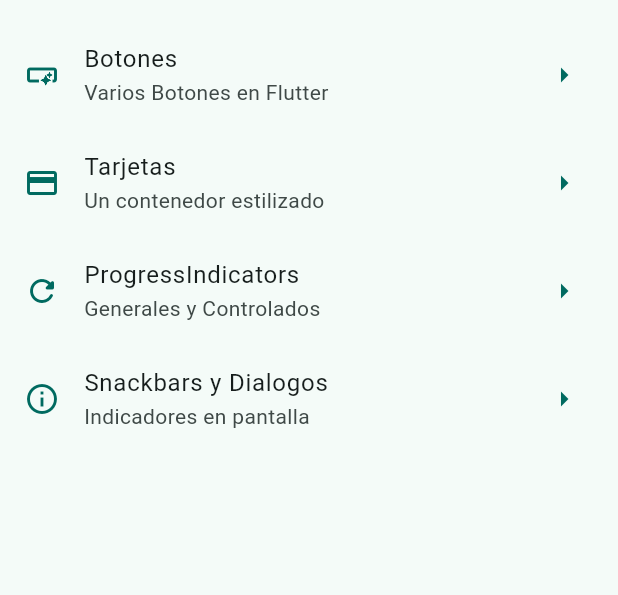
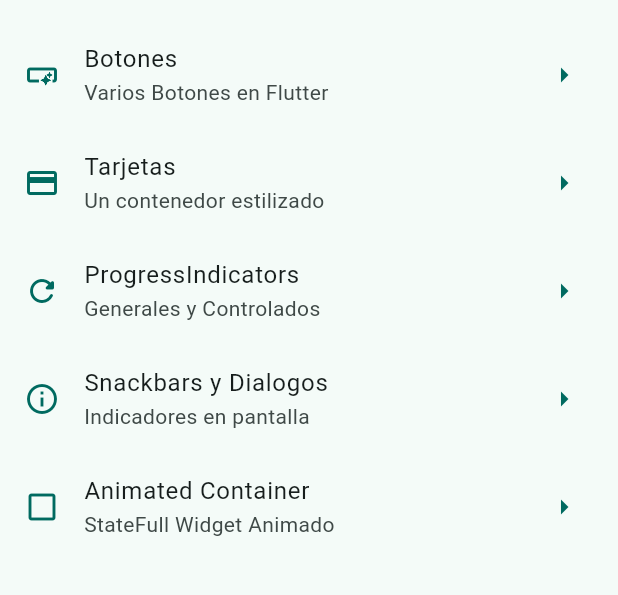
Before and after one commit to PabloVR24/flutterDCaE, a Flutter app: the screen it shows after launch, on a phone screen of 412 x 824 dp, the part 63-658 px from its top. Run offline on Flutter 3.47's test engine with Material 2 defaults, Android fonts, the phone set to English and light mode, and no system bars; our stand-ins replace animate_do, go_router, video_player.

Commit message:
animated container terminado

```diff
--- a/03_flutter_init/widgets_app/widgets_app/lib/config/theme/menu/menu_items.dart
+++ b/03_flutter_init/widgets_app/widgets_app/lib/config/theme/menu/menu_items.dart
@@ -34,4 +34,9 @@ const appMenuItems = <MenuItem>[
       subTitle: 'Indicadores en pantalla',
       link: '/snackbars',
       icon: Icons.info_outline),
+      MenuItem(
+      title: 'Animated Container',
+      subTitle: 'StateFull Widget Animado',
+      link: '/animated',
+      icon: Icons.check_box_outline_blank_outlined),
 ];
--- a/03_flutter_init/widgets_app/widgets_app/lib/config/theme/router/app_router.dart
+++ b/03_flutter_init/widgets_app/widgets_app/lib/config/theme/router/app_router.dart
@@ -30,5 +30,10 @@ final appRouter = GoRouter(
       name: SnackBarScreen.name,
       builder: (context, state) => const SnackBarScreen(),
     ),
+     GoRoute(
+      path: '/animated',
+      name: AnimatedScreed.name,
+      builder: (context, state) => const AnimatedScreed(),
+    ),
   ],
 );
```
Also changed, not shown: 03_flutter_init/widgets_app/widgets_app/lib/presentation/screens/animated/animated_screen.dart (+44 -2 lines).
